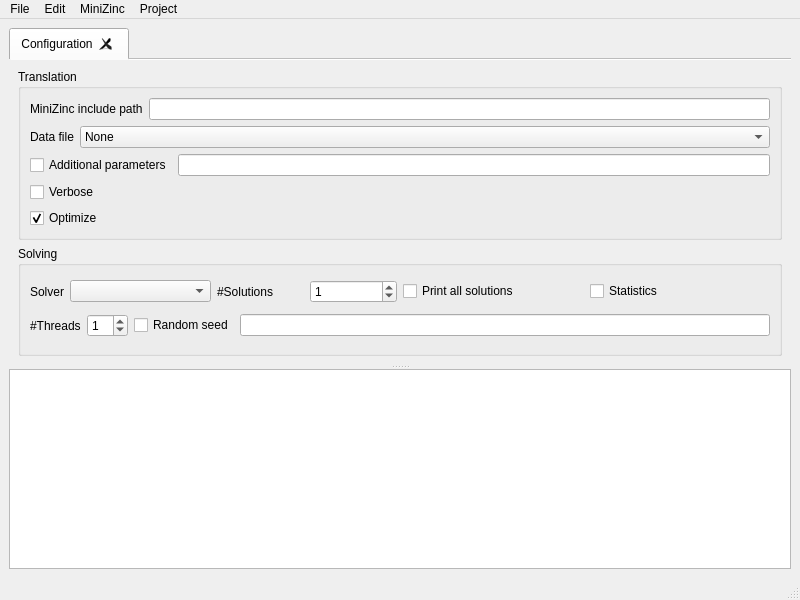
This is MiniZincIDE/mainwindow.ui in MiniZinc/MiniZincIDE as Qt 5 draws it before an edit. The edited form follows.
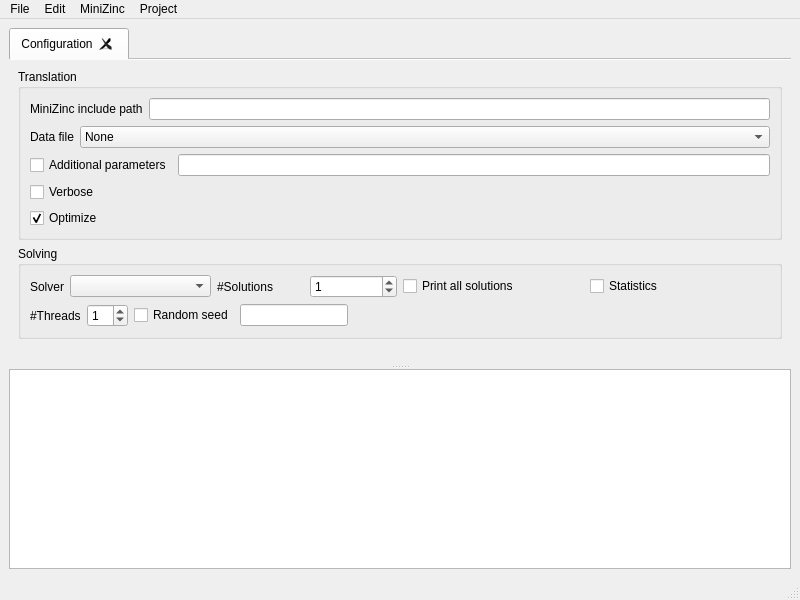
This is the edited form.

Commit message: Slightly better layout

What changed in the file:
```diff
--- a/MiniZincIDE/mainwindow.ui
+++ b/MiniZincIDE/mainwindow.ui
@@ -216,7 +216,27 @@
                  </widget>
                 </item>
                 <item>
-                 <widget class="QLineEdit" name="conf_seed"/>
+                 <widget class="QLineEdit" name="conf_seed">
+                  <property name="sizePolicy">
+                   <sizepolicy hsizetype="Fixed" vsizetype="Fixed">
+                    <horstretch>0</horstretch>
+                    <verstretch>0</verstretch>
+                   </sizepolicy>
+                  </property>
+                 </widget>
+                </item>
+                <item>
+                 <spacer name="horizontalSpacer">
+                  <property name="orientation">
+                   <enum>Qt::Horizontal</enum>
+                  </property>
+                  <property name="sizeHint" stdset="0">
+                   <size>
+                    <width>40</width>
+                    <height>20</height>
+                   </size>
+                  </property>
+                 </spacer>
                 </item>
                </layout>
               </item>
@@ -225,6 +245,19 @@
            </layout>
           </widget>
          </item>
+         <item>
+          <spacer name="verticalSpacer">
+           <property name="orientation">
+            <enum>Qt::Vertical</enum>
+           </property>
+           <property name="sizeHint" stdset="0">
+            <size>
+             <width>20</width>
+             <height>0</height>
+            </size>
+           </property>
+          </spacer>
+         </item>
         </layout>
        </widget>
       </widget>
```
Left out of the diff: 8 changed lines with no effect on the pictures.
